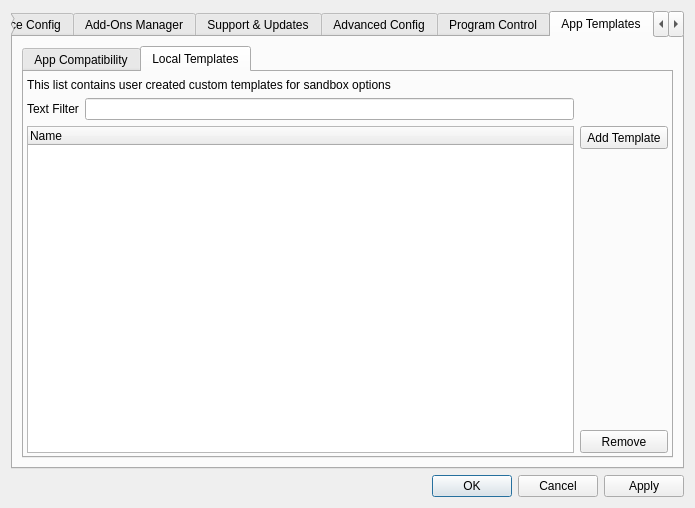
sandboxie-plus/Sandboxie, file SandboxiePlus/SandMan/Forms/SettingsWindow.ui: the form before one commit.
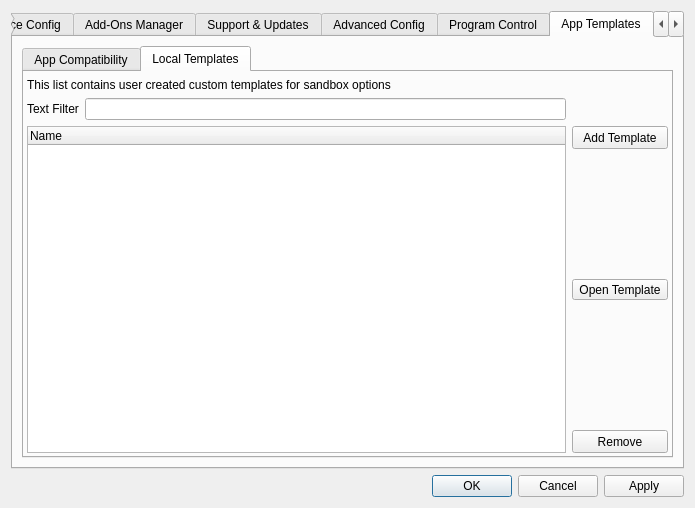
The form after the commit. The open tabs and pages were chosen to show the change. Icons and pictures are not drawn.

```diff
--- a/SandboxiePlus/SandMan/Forms/SettingsWindow.ui
+++ b/SandboxiePlus/SandMan/Forms/SettingsWindow.ui
@@ -2528,43 +2528,8 @@
              </property>
              <item row="0" column="0">
               <layout class="QGridLayout" name="gridLayout_25">
-               <item row="4" column="2">
-                <widget class="QToolButton" name="btnDelTemplate">
-                 <property name="sizePolicy">
-                  <sizepolicy hsizetype="Preferred" vsizetype="Fixed">
-                   <horstretch>0</horstretch>
-                   <verstretch>0</verstretch>
-                  </sizepolicy>
-                 </property>
-                 <property name="minimumSize">
-                  <size>
-                   <width>0</width>
-                   <height>23</height>
-                  </size>
-                 </property>
-                 <property name="text">
-                  <string>Remove</string>
-                 </property>
-                </widget>
-               </item>
-               <item row="2" column="2">
-                <widget class="QToolButton" name="btnAddTemplate">
-                 <property name="sizePolicy">
-                  <sizepolicy hsizetype="Preferred" vsizetype="Fixed">
-                   <horstretch>0</horstretch>
-                   <verstretch>0</verstretch>
-                  </sizepolicy>
-                 </property>
-                 <property name="minimumSize">
-                  <size>
-                   <width>0</width>
-                   <height>23</height>
-                  </size>
-                 </property>
-                 <property name="text">
-                  <string>Add Template</string>
-                 </property>
-                </widget>
+               <item row="1" column="1">
+                <widget class="QLineEdit" name="txtTemplates"/>
                </item>
                <item row="3" column="2">
                 <spacer name="verticalSpacer_20">
@@ -2586,10 +2551,49 @@
                  </property>
                 </widget>
                </item>
-               <item row="1" column="1">
-                <widget class="QLineEdit" name="txtTemplates"/>
+               <item row="0" column="0" colspan="2">
+                <widget class="QLabel" name="label_10">
+                 <property name="text">
+                  <string>This list contains user created custom templates for sandbox options</string>
+                 </property>
+                 <property name="wordWrap">
+                  <bool>true</bool>
+                 </property>
+                </widget>
                </item>
-               <item row="2" column="0" rowspan="3" colspan="2">
+               <item row="2" column="2">
+                <widget class="QToolButton" name="btnAddTemplate">
+                 <property name="sizePolicy">
+                  <sizepolicy hsizetype="Preferred" vsizetype="Fixed">
+                   <horstretch>0</horstretch>
+                   <verstretch>0</verstretch>
+                  </sizepolicy>
+                 </property>
+                 <property name="minimumSize">
+                  <size>
+                   <width>0</width>
+                   <height>23</height>
+                  </size>
+                 </property>
+                 <property name="text">
+                  <string>Add Template</string>
+                 </property>
+                </widget>
+               </item>
+               <item row="4" column="2">
+                <widget class="QToolButton" name="btnOpenTemplate">
+                 <property name="sizePolicy">
+                  <sizepolicy hsizetype="Preferred" vsizetype="Fixed">
+                   <horstretch>0</horstretch>
+                   <verstretch>0</verstretch>
+                  </sizepolicy>
+                 </property>
+                 <property name="text">
+                  <string>Open Template</string>
+                 </property>
+                </widget>
+               </item>
+               <item row="2" column="0" rowspan="5" colspan="2">
                 <widget class="QTreeWidget" name="treeTemplates">
                  <property name="selectionMode">
                   <enum>QAbstractItemView::ExtendedSelection</enum>
@@ -2601,16 +2605,38 @@
                  </column>
                 </widget>
                </item>
-               <item row="0" column="0" colspan="2">
-                <widget class="QLabel" name="label_10">
+               <item row="6" column="2">
+                <widget class="QToolButton" name="btnDelTemplate">
+                 <property name="sizePolicy">
+                  <sizepolicy hsizetype="Preferred" vsizetype="Fixed">
+                   <horstretch>0</horstretch>
+                   <verstretch>0</verstretch>
+                  </sizepolicy>
+                 </property>
+                 <property name="minimumSize">
+                  <size>
+                   <width>0</width>
+                   <height>23</height>
+                  </size>
+                 </property>
                  <property name="text">
-                  <string>This list contains user created custom templates for sandbox options</string>
-                 </property>
-                 <property name="wordWrap">
-                  <bool>true</bool>
+                  <string>Remove</string>
                  </property>
                 </widget>
                </item>
+               <item row="5" column="2">
+                <spacer name="verticalSpacer_17">
+                 <property name="orientation">
+                  <enum>Qt::Vertical</enum>
+                 </property>
+                 <property name="sizeHint" stdset="0">
+                  <size>
+                   <width>20</width>
+                   <height>40</height>
+                  </size>
+                 </property>
+                </spacer>
+               </item>
               </layout>
              </item>
             </layout>
```
